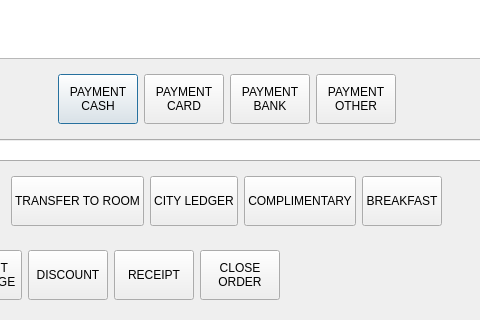
First picture: the form in Waiter/dlgpayment.ui, repository End1-1/Cafe5, before the edit; both pictures show x 164 to 644 and y 408 to 728 of the 781 by 728 pixel window.
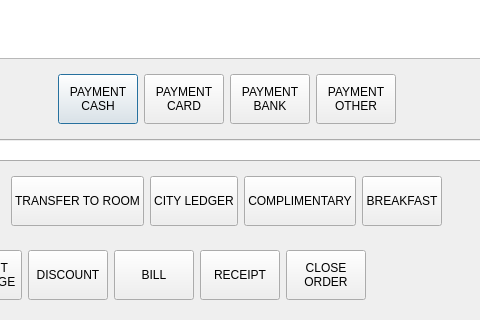
Second picture: the form after the edit. Icons and pictures are not drawn. Custom widgets are drawn as their Qt base class.

```diff
--- a/Waiter/dlgpayment.ui
+++ b/Waiter/dlgpayment.ui
@@ -471,6 +471,35 @@
         </property>
        </widget>
       </item>
+      <item>
+       <widget class="QPushButton" name="btnBill">
+        <property name="minimumSize">
+         <size>
+          <width>0</width>
+          <height>50</height>
+         </size>
+        </property>
+        <property name="maximumSize">
+         <size>
+          <width>16777215</width>
+          <height>16777215</height>
+         </size>
+        </property>
+        <property name="text">
+         <string>BILL</string>
+        </property>
+        <property name="icon">
+         <iconset resource="../resources/resources.qrc">
+          <normaloff>:/bill.png</normaloff>:/bill.png</iconset>
+        </property>
+        <property name="iconSize">
+         <size>
+          <width>48</width>
+          <height>48</height>
+         </size>
+        </property>
+       </widget>
+      </item>
       <item>
        <widget class="QPushButton" name="btnReceipt">
         <property name="minimumSize">
```
